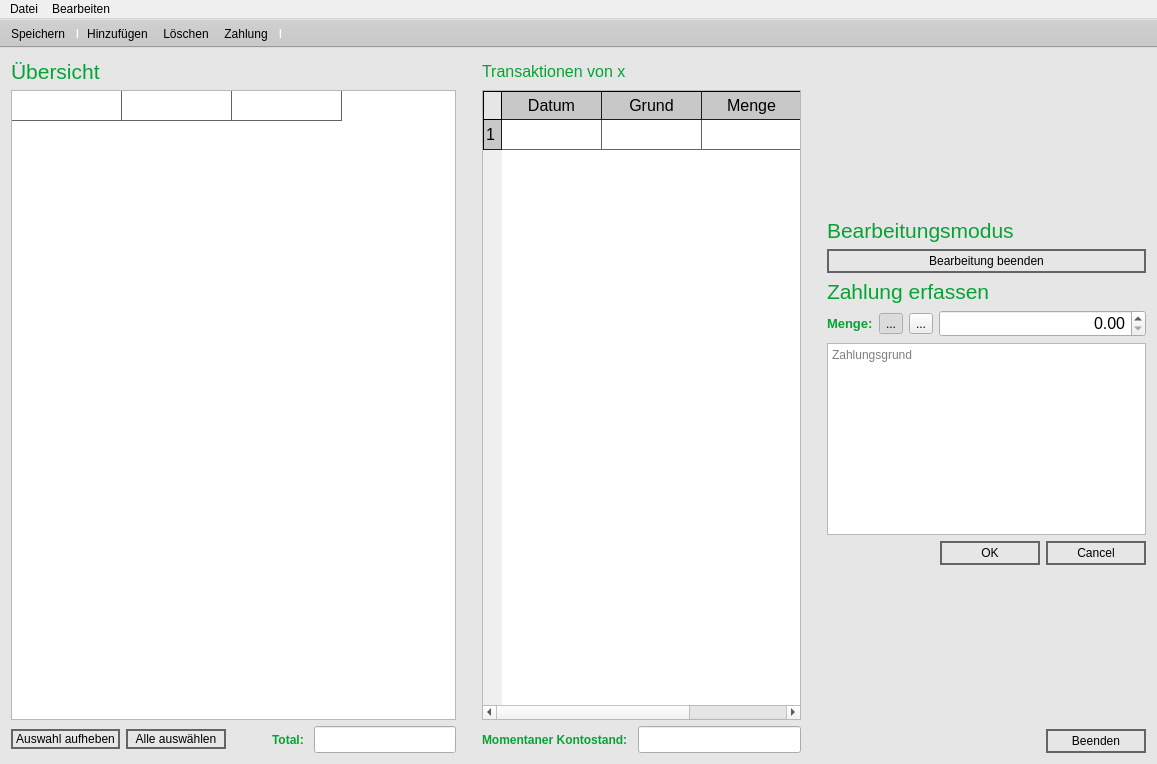
Qt form mainwindow.ui (Snickers03/KlassenkassenManager) before a commit.
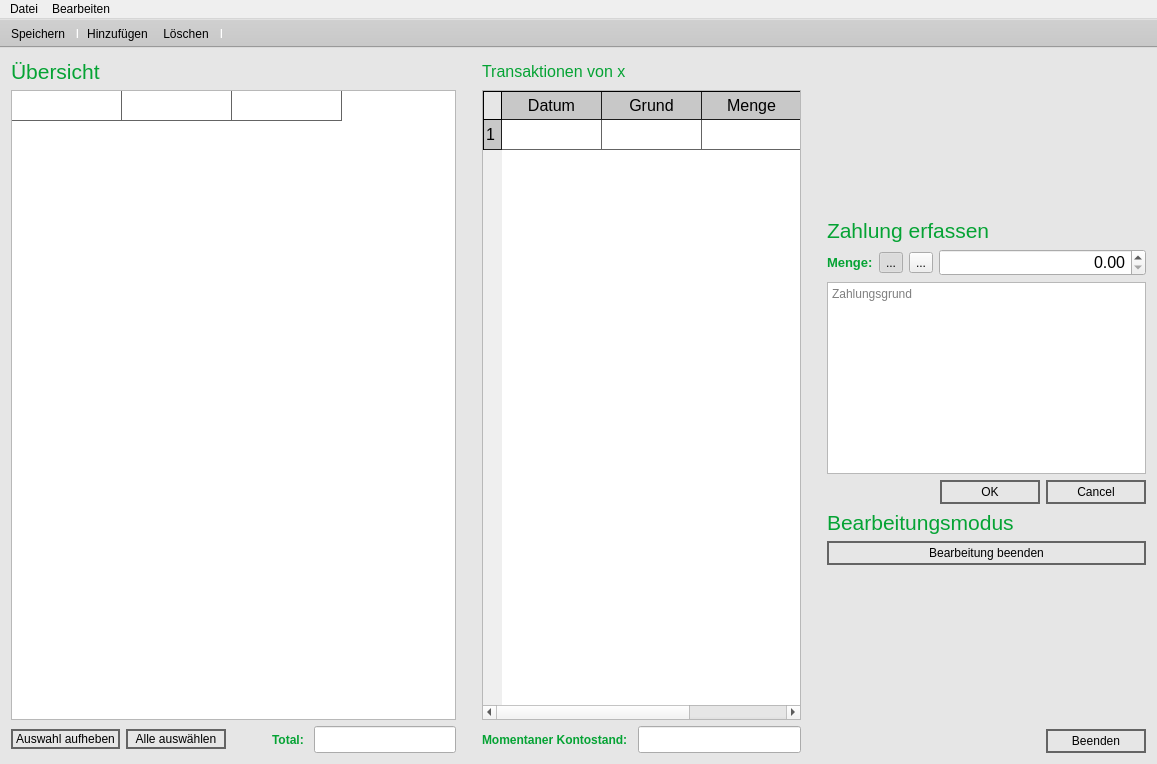
The same form after that commit. Icons and pictures are not drawn.

```diff
--- a/mainwindow.ui
+++ b/mainwindow.ui
@@ -482,33 +482,11 @@
         </property>
        </spacer>
       </item>
-      <item>
-       <widget class="QLabel" name="editLabel">
-        <property name="enabled">
-         <bool>true</bool>
-        </property>
-        <property name="font">
-         <font>
-          <pointsize>16</pointsize>
-         </font>
-        </property>
-        <property name="text">
-         <string>Bearbeitungsmodus</string>
-        </property>
-       </widget>
-      </item>
-      <item>
-       <widget class="QPushButton" name="editSaveButton">
-        <property name="enabled">
-         <bool>true</bool>
-        </property>
-        <property name="text">
-         <string>Bearbeitung beenden</string>
-        </property>
-       </widget>
-      </item>
       <item>
        <widget class="QLabel" name="payLabel">
+        <property name="enabled">
+         <bool>true</bool>
+        </property>
         <property name="font">
          <font>
           <family>MS Shell Dlg 2</family>
@@ -648,6 +626,12 @@
         <property name="enabled">
          <bool>true</bool>
         </property>
+        <property name="sizePolicy">
+         <sizepolicy hsizetype="Minimum" vsizetype="Expanding">
+          <horstretch>0</horstretch>
+          <verstretch>0</verstretch>
+         </sizepolicy>
+        </property>
         <property name="minimumSize">
          <size>
           <width>32</width>
@@ -675,6 +659,37 @@
         </property>
        </widget>
       </item>
+      <item>
+       <widget class="QLabel" name="editLabel">
+        <property name="enabled">
+         <bool>true</bool>
+        </property>
+        <property name="font">
+         <font>
+          <pointsize>16</pointsize>
+         </font>
+        </property>
+        <property name="text">
+         <string>Bearbeitungsmodus</string>
+        </property>
+       </widget>
+      </item>
+      <item>
+       <widget class="QPushButton" name="editSaveButton">
+        <property name="enabled">
+         <bool>true</bool>
+        </property>
+        <property name="minimumSize">
+         <size>
+          <width>100</width>
+          <height>0</height>
+         </size>
+        </property>
+        <property name="text">
+         <string>Bearbeitung beenden</string>
+        </property>
+       </widget>
+      </item>
       <item>
        <spacer name="verticalSpacer_2">
         <property name="orientation">
@@ -794,7 +809,6 @@
    <addaction name="separator"/>
    <addaction name="addStudent"/>
    <addaction name="deleteStudent"/>
-   <addaction name="actionZahlung"/>
    <addaction name="separator"/>
   </widget>
   <action name="actionSpeichern">
@@ -830,16 +844,6 @@
     <string>Löschen</string>
    </property>
   </action>
-  <action name="actionZahlung">
-   <property name="icon">
-    <iconset>
-     <normalon>:/images/images/icons8-stack-of-money-filled-96.png</normalon>
-    </iconset>
-   </property>
-   <property name="text">
-    <string>Zahlung</string>
-   </property>
-  </action>
   <action name="actionBeenden">
    <property name="text">
     <string>Beenden</string>
```
Left out of the diff: 1 changed line with no effect on the pictures.
